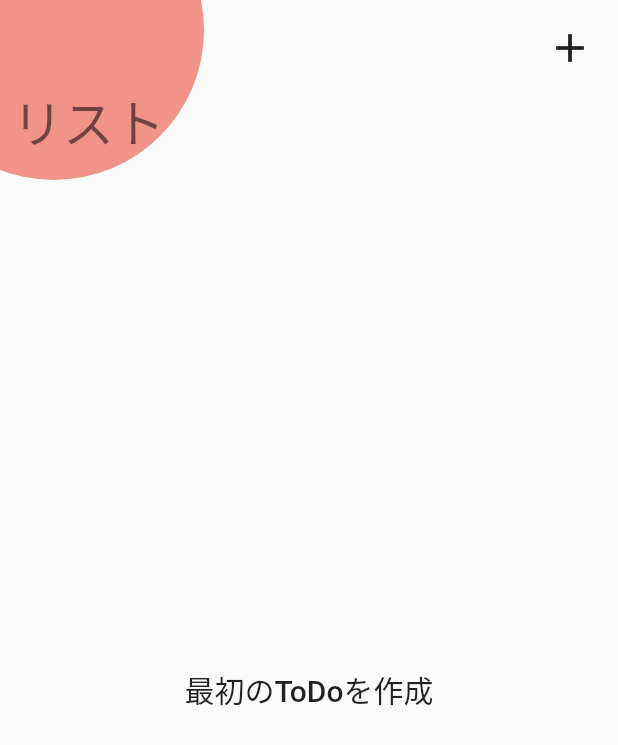
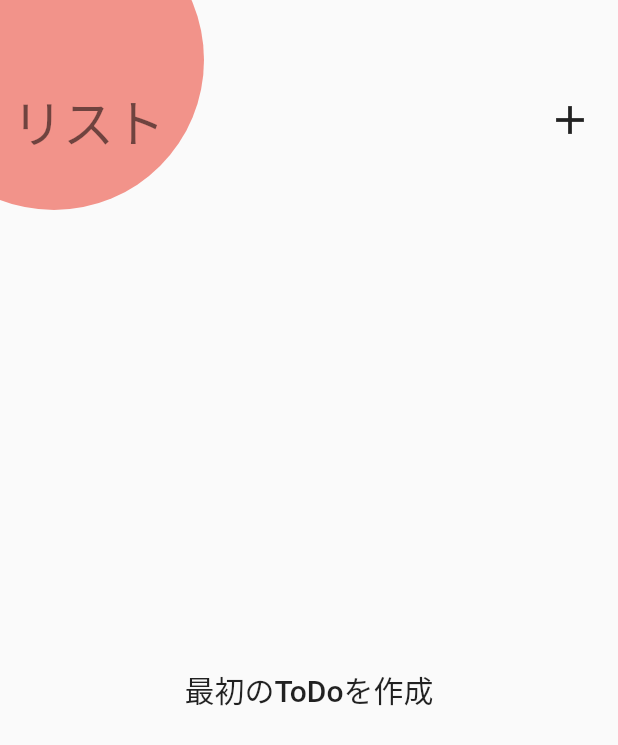
Before and after one commit to fummicc1/todooo-flutter, a Flutter app: the screen it shows once a user with an empty profile is signed in, on a phone screen of 412 x 824 dp. Shown: the top 745 px of the screen. Run offline on Flutter 3.47's test engine with Material 2 defaults, Android fonts, the phone set to English and light mode, and no system bars; our stand-ins replace cloud_firestore, firebase_auth, firebase_core, flutter_datetime_picker, flutter_local_notifications, timezone; accounts and stored records are empty; network calls fail; statements that could not run were skipped.

Commit message:
Fix notification radio button action. Fix safeArea layout.

```diff
--- a/lib/main.dart
+++ b/lib/main.dart
@@ -38,14 +38,21 @@ class MyApp extends StatelessWidget {
                   GlobalMaterialLocalizations.delegate,
                   GlobalWidgetsLocalizations.delegate
                 ],
-                supportedLocales: [
-                  Locale("ja"),
-                  Locale("en")
-                ],
+                supportedLocales: [Locale("ja"), Locale("en")],
                 title: 'todooo',
                 theme: ThemeData(
-                    primaryColor: Color(0xFFF2938A),
-                    accentColor: Color(0xFFF04F40),
+                    primarySwatch: MaterialColor(Color(0xFFF2938A).value, {
+                      50: Color(0xFFffe9eb),
+                      100: Color(0xFFffc8c9),
+                      200: Color(0xFFf2938a),
+                      300: Color(0xFFe5695e),
+                      400: Color(0xFFea4935),
+                      500: Color(0xFFeb3b11),
+                      600: Color(0xFFdd2f14),
+                      700: Color(0xFFcc240f),
+                      800: Color(0xFFbf1c07),
+                      900: Color(0xFFaf0f00),
+                    }),
                     backgroundColor: Color(0xFFF0F0F0),
                     highlightColor: Colors.white70),
                 home: HomePage(),
--- a/lib/services/local_notification_service.dart
+++ b/lib/services/local_notification_service.dart
@@ -34,7 +34,7 @@ class LocalNotificationService {
         await _flutterLocalNotificationPlugin.pendingNotificationRequests();
     int newId = 0;
     if (pendingNotifications.isNotEmpty) {
-      newId = 1 + pendingNotifications.last.id ?? 0;
+      newId = 1 + pendingNotifications.last.id;
     }
     return _flutterLocalNotificationPlugin.zonedSchedule(
         newId, title, body, scheduledDate, details,
--- a/lib/states/add_todo_state.dart
+++ b/lib/states/add_todo_state.dart
@@ -2,6 +2,7 @@ import 'dart:async';
 
 import 'package:flutter/cupertino.dart';
 import 'package:flutter/material.dart';
+import 'package:flutter/scheduler.dart';
 import 'package:flutter_local_notifications/flutter_local_notifications.dart';
 import 'package:todooo/costants.dart';
 import 'package:todooo/models/todo.dart';
@@ -69,7 +70,7 @@ class AddToDoState extends ChangeNotifier {
             payload: "{ \"todo_id\": \"$todoId\" }",
             details: NotificationDetails(
                 android:
-                    AndroidNotificationDetails("0", "TOD_NOTIFICATION", "")));
+                    AndroidNotificationDetails("0", "TOD_NOTIFICATION", "", importance: Importance.high)));
       }
       return Future.value(true);
     } catch (error) {
--- a/lib/ui/pages/todo_list_page.dart
+++ b/lib/ui/pages/todo_list_page.dart
@@ -14,7 +14,7 @@ class ToDoListPage extends StatefulWidget {
 class _ToDoListPageState extends State<ToDoListPage> {
   late ScrollController _scrollController;
 
-  Size topLeftCircleSize = Size(200, 200);
+  Size topLeftCircleSize = Size(200, 240);
 
   @override
   void initState() {
@@ -32,6 +32,7 @@ class _ToDoListPageState extends State<ToDoListPage> {
     final ToDoListState toDoListState = Provider.of(context);
     return Scaffold(
       body: SafeArea(
+        top: false,
         bottom: false,
         child: Stack(children: [
           Positioned(
@@ -59,7 +60,7 @@ class _ToDoListPageState extends State<ToDoListPage> {
                             style: Theme.of(context).textTheme.headline4),
                       ),
                       Positioned(
-                        top: 0,
+                        top: 48,
                         right: 0,
                         height: 48,
                         child: IconButton(
--- a/pubspec.yaml
+++ b/pubspec.yaml
@@ -11,7 +11,7 @@ description: flutter app.
 # In iOS, build-name is used as CFBundleShortVersionString while build-number used as CFBundleVersion.
 # Read more about iOS versioning at
 # https://developer.apple.com/library/archive/documentation/General/Reference/InfoPlistKeyReference/Articles/CoreFoundationKeys.html
-version: 1.0.3+5
+version: 1.0.4+6
 
 environment:
   sdk: ">=2.12.0 <3.0.0"
```
Also changed, not shown: lib/ui/pages/add_todo_page.dart (+7 -0 lines), 1 other file.
